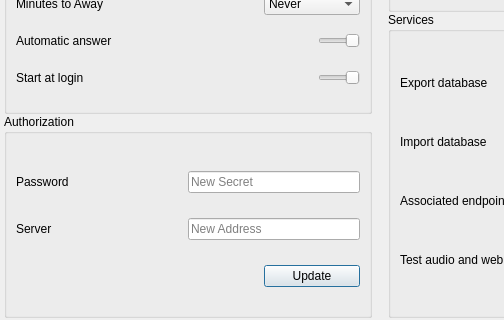
dyfet/tycho_sipwitchqt, file Desktop/options.ui: the form before one commit; both pictures show x 0 to 504 and y 297 to 617 of the 748 by 617 pixel window.
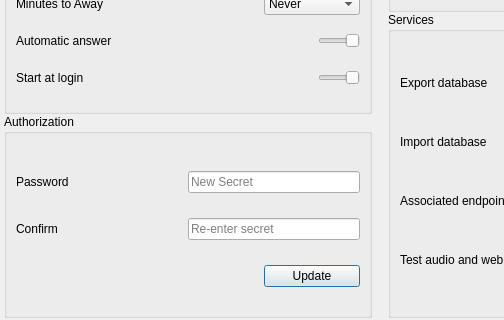
The form after the commit. Icons and pictures are not drawn.

Commit message: change your own password

Diff of the .ui file:
```diff
--- a/Desktop/options.ui
+++ b/Desktop/options.ui
@@ -909,7 +909,7 @@
              </size>
             </property>
             <property name="text">
-             <string>Server</string>
+             <string>Confirm</string>
             </property>
            </widget>
           </item>
@@ -921,8 +921,14 @@
               <verstretch>0</verstretch>
              </sizepolicy>
             </property>
+            <property name="text">
+             <string/>
+            </property>
+            <property name="echoMode">
+             <enum>QLineEdit::Password</enum>
+            </property>
             <property name="placeholderText">
-             <string>New Address</string>
+             <string>Re-enter secret</string>
             </property>
            </widget>
           </item>
```
Left out of the diff: 208 changed lines with no effect on the pictures. The commit also changes 15 other files.
